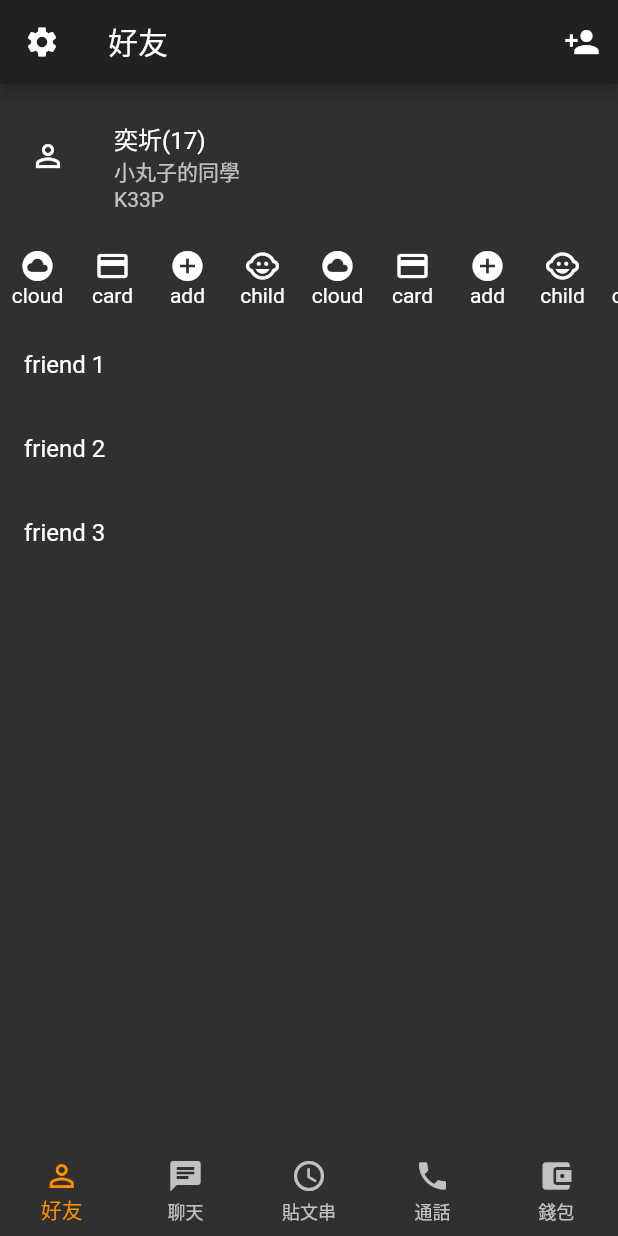
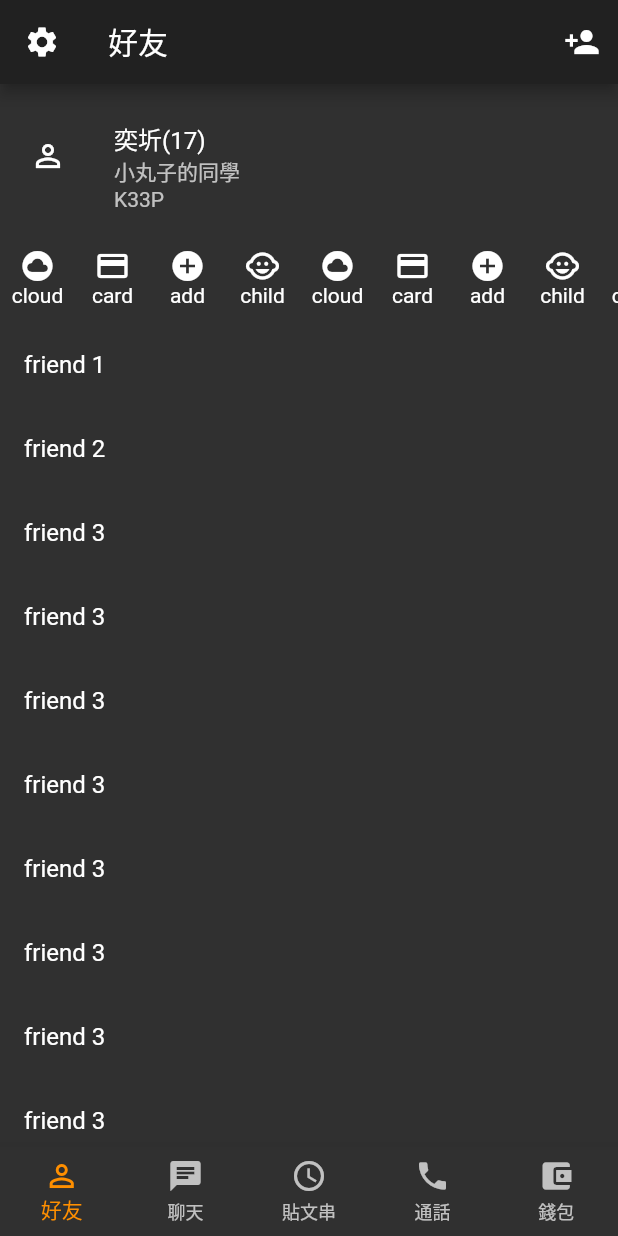
Before and after one commit to onesebun/my_app, a Flutter app: the screen it shows after launch, on a phone screen of 412 x 824 dp. Run offline on Flutter 3.47's test engine with Material 2 defaults, Android fonts, the phone set to English and light mode, and no system bars.

Commit message:
update friends screen

```diff
--- a/lib/model/post.dart
+++ b/lib/model/post.dart
@@ -8,4 +8,15 @@ final List<Post> posts = [
   Post(name: 'friend 1'),
   Post(name: 'friend 2'),
   Post(name: 'friend 3'),
+  Post(name: 'friend 3'),
+  Post(name: 'friend 3'),
+  Post(name: 'friend 3'),
+  Post(name: 'friend 3'),
+  Post(name: 'friend 3'),
+  Post(name: 'friend 3'),
+  Post(name: 'friend 3'),
+  Post(name: 'friend 3'),
+  Post(name: 'friend 3'),
+  Post(name: 'friend 3'),
+  Post(name: 'friend 3'),
 ];
--- a/lib/widgets/friends_list.dart
+++ b/lib/widgets/friends_list.dart
@@ -29,15 +29,17 @@ class FriendsList extends StatelessWidget {
 
   @override
   Widget build(BuildContext context) {
-    return ListView(
+    return Column(
       children: <Widget>[
         UserProfile(),
         ServicesList(),
-        ListView.builder(
-          shrinkWrap: true,
-          itemCount: posts.length,
-          itemBuilder: _listItemBuilber,
-        )
+        Expanded(
+          child: ListView.builder(
+            shrinkWrap: true,
+            itemCount: posts.length,
+            itemBuilder: _listItemBuilber,
+          ),
+        ),
       ],
     );
   }
```
Also changed, not shown: lib/screens/friends_screen.dart (+12 -1 lines).
